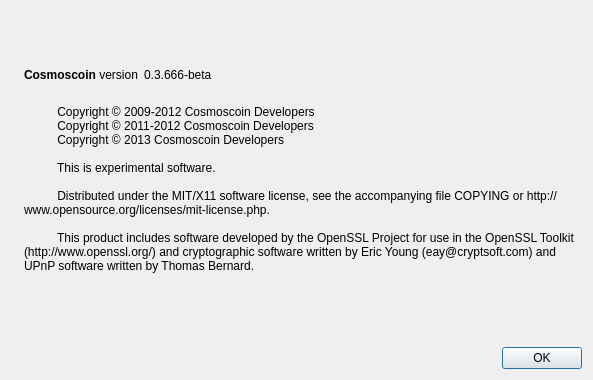
Qt form src/qt/forms/aboutdialog.ui (cosmoscoin/cosmoscoin) before a commit.
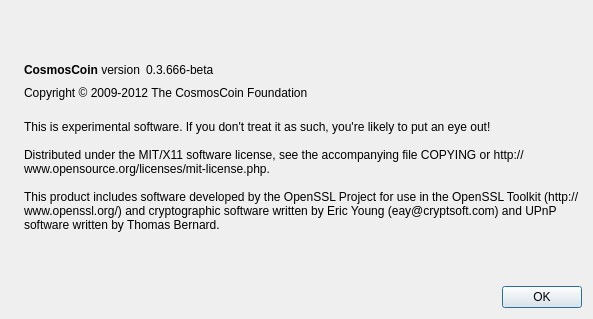
The same form after that commit. Icons and pictures are not drawn.

```diff
--- a/src/qt/forms/aboutdialog.ui
+++ b/src/qt/forms/aboutdialog.ui
@@ -7,7 +7,7 @@
     <x>0</x>
     <y>0</y>
     <width>593</width>
-    <height>380</height>
+    <height>319</height>
    </rect>
   </property>
   <property name="windowTitle">
@@ -50,7 +50,7 @@
           <cursorShape>IBeamCursor</cursorShape>
          </property>
          <property name="text">
-          <string>&lt;b&gt;Cosmoscoin&lt;/b&gt; version</string>
+          <string>&lt;b&gt;CosmosCoin&lt;/b&gt; version</string>
          </property>
          <property name="textInteractionFlags">
           <set>Qt::LinksAccessibleByMouse|Qt::TextSelectableByKeyboard|Qt::TextSelectableByMouse</set>
@@ -65,9 +65,6 @@
          <property name="text">
           <string notr="true">0.3.666-beta</string>
          </property>
-         <property name="textFormat">
-          <enum>Qt::RichText</enum>
-         </property>
          <property name="textInteractionFlags">
           <set>Qt::LinksAccessibleByMouse|Qt::TextSelectableByKeyboard|Qt::TextSelectableByMouse</set>
          </property>
@@ -88,6 +85,19 @@
        </item>
       </layout>
      </item>
+     <item>
+      <widget class="QLabel" name="copyrightLabel">
+       <property name="cursor">
+        <cursorShape>IBeamCursor</cursorShape>
+       </property>
+       <property name="text">
+        <string>Copyright © 2009-2012 The CosmosCoin Foundation</string>
+       </property>
+       <property name="textInteractionFlags">
+        <set>Qt::LinksAccessibleByMouse|Qt::TextSelectableByKeyboard|Qt::TextSelectableByMouse</set>
+       </property>
+      </widget>
+     </item>
      <item>
       <widget class="QLabel" name="label_2">
        <property name="cursor">
@@ -95,16 +105,11 @@
        </property>
        <property name="text">
         <string>
-          Copyright © 2009-2012 Cosmoscoin Developers
-          Copyright © 2011-2012 Cosmoscoin Developers
-          Copyright © 2013 Cosmoscoin Developers
+This is experimental software. If you don't treat it as such, you're likely to put an eye out!
 
-          This is experimental software.
+Distributed under the MIT/X11 software license, see the accompanying file COPYING or http://www.opensource.org/licenses/mit-license.php.
 
-          Distributed under the MIT/X11 software license, see the accompanying file COPYING or http://www.opensource.org/licenses/mit-license.php.
-
-          This product includes software developed by the OpenSSL Project for use in the OpenSSL Toolkit (http://www.openssl.org/) and cryptographic software written by Eric Young (eay@cryptsoft.com) and UPnP software written by Thomas Bernard.
-        </string>
+This product includes software developed by the OpenSSL Project for use in the OpenSSL Toolkit (http://www.openssl.org/) and cryptographic software written by Eric Young (eay@cryptsoft.com) and UPnP software written by Thomas Bernard.</string>
        </property>
        <property name="wordWrap">
         <bool>true</bool>
```
Left out of the diff: 2 changed lines with no effect on the pictures.
